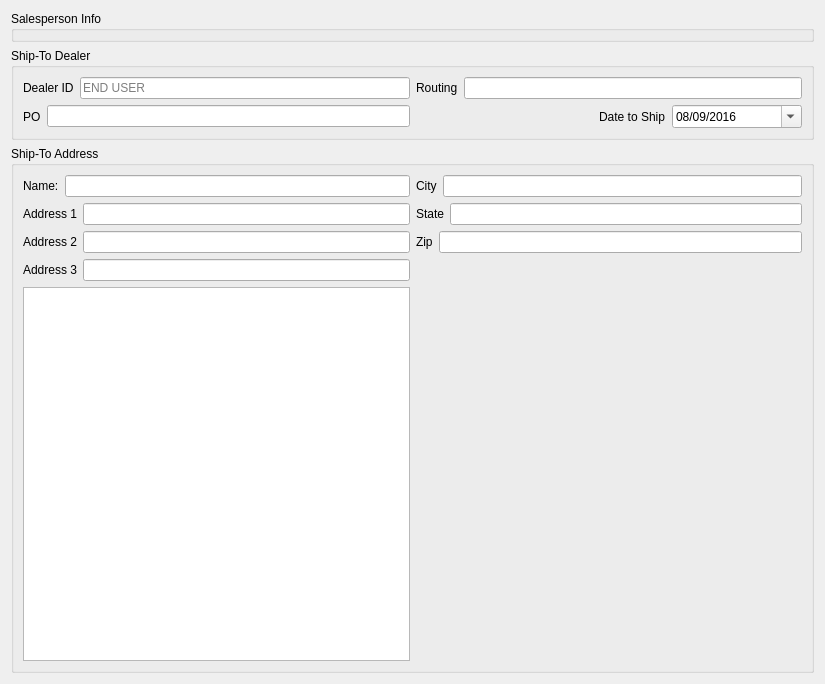
The window that View/setuptab.ui (topherMcDonald/SPO) describes before a commit, drawn with Qt 5.
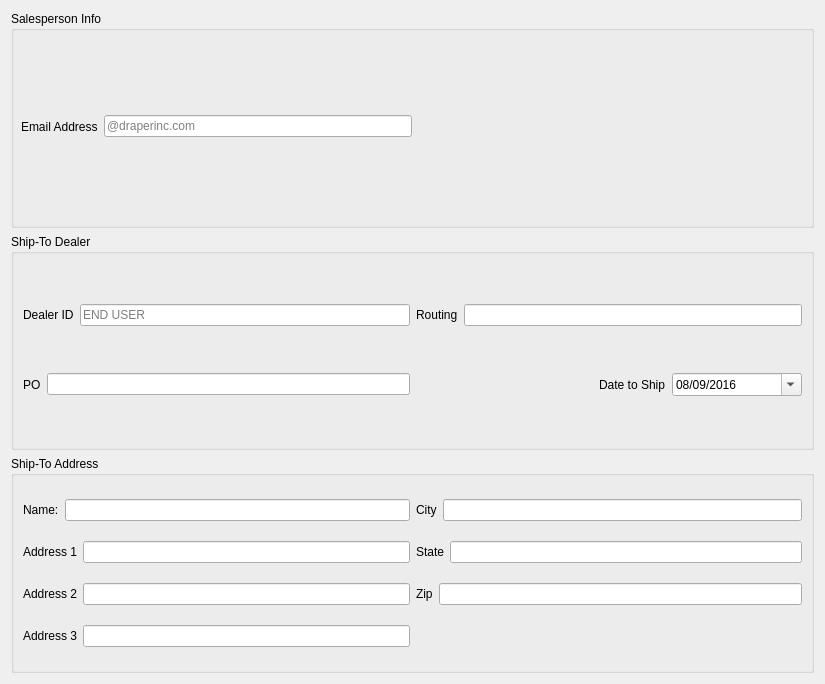
The same window after the commit.

The edit to the form file:
```diff
--- a/View/setuptab.ui
+++ b/View/setuptab.ui
@@ -222,9 +222,6 @@
         </item>
        </layout>
       </item>
-      <item row="4" column="0">
-       <widget class="QTextEdit" name="textEdit"/>
-      </item>
      </layout>
     </widget>
    </item>
```
